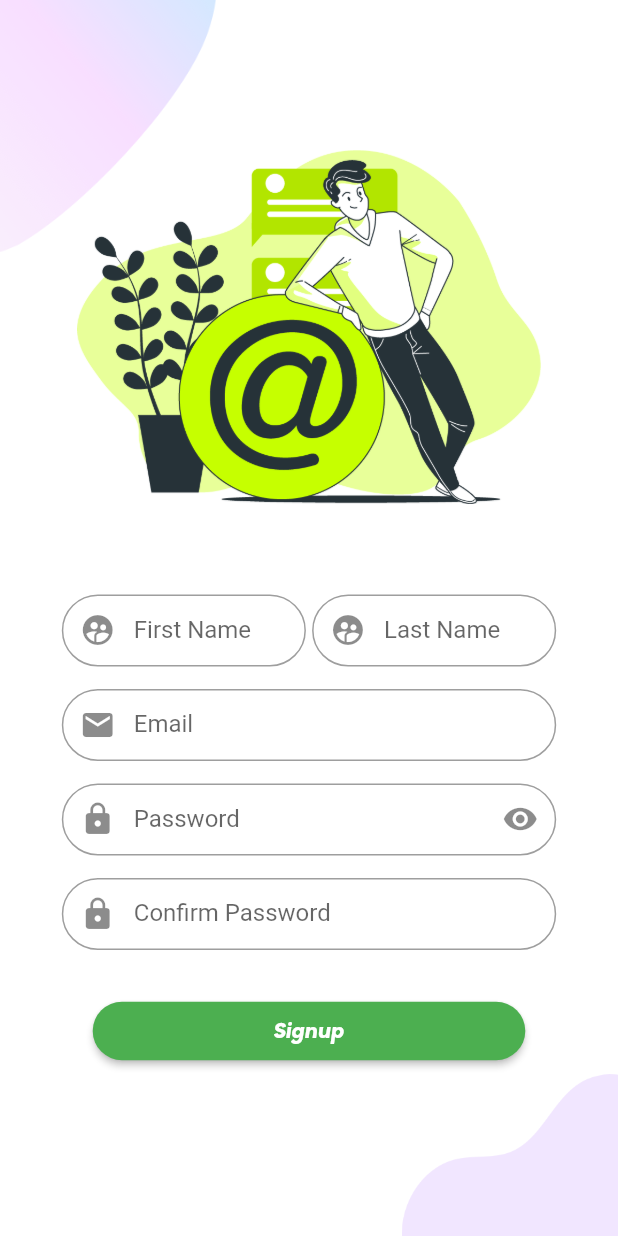
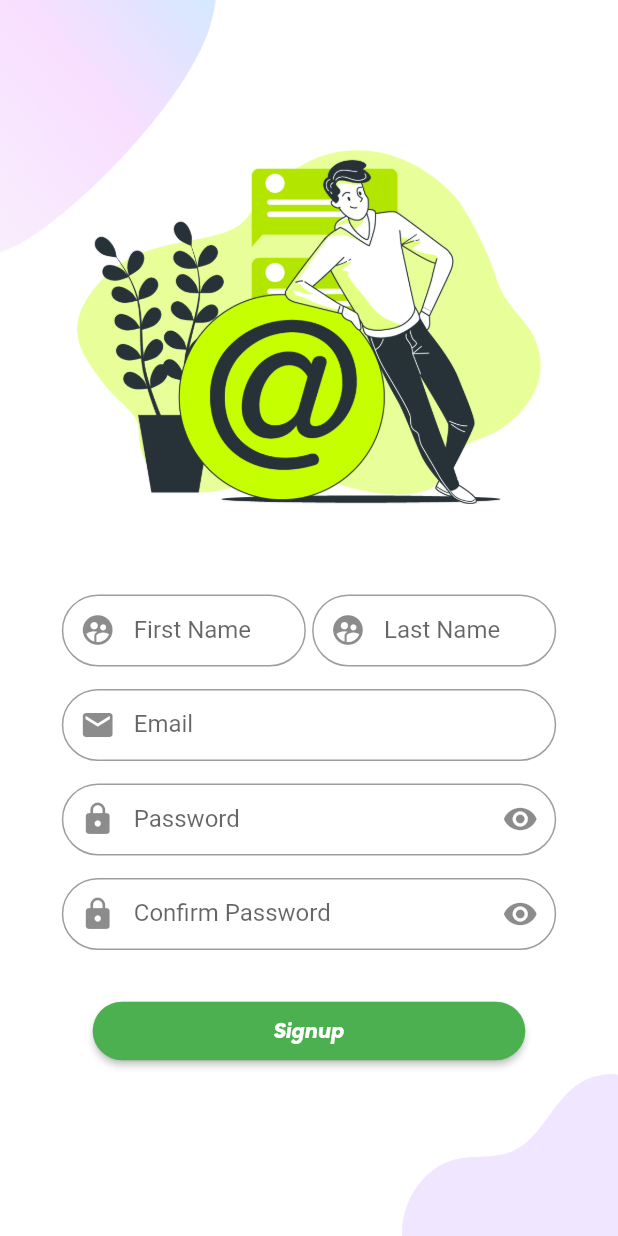
Before and after one commit to prabhavdogra/greenhouse_automation_system, a Flutter app: the Signup screen opened by its route, after a tap on "Signup", on a phone screen of 412 x 824 dp. Run offline on Flutter 3.47's test engine with Material 2 defaults, Android fonts, the phone set to English and light mode, and no system bars; our stand-ins replace fl_chart, flutter_spinkit, flutter_svg, google_fonts; network calls fail.

Commit message:
added registration

```diff
--- a/lib/main.dart
+++ b/lib/main.dart
@@ -21,7 +21,6 @@ void main() => runApp(MaterialApp(initialRoute: '/home', routes: {
       '/login': (context) => Login(),
       '/signup': (context) => Signup(),
       '/stats': (context) => Stats(),
-      // Edited
       '/profile': (context) => Profile(),
       '/addSensor': (context) => AddSensor(),
     }));
--- a/lib/pages/signup/signup.dart
+++ b/lib/pages/signup/signup.dart
@@ -3,8 +3,10 @@
 // ignore_for_file: unused_local_variable
 // ignore_for_file: prefer_const_literals_to_create_immutables
 import 'package:flutter/material.dart';
+import 'package:greenhouse_automation_system/main.dart';
 import 'package:greenhouse_automation_system/pages/login/background.dart';
 import 'package:greenhouse_automation_system/components/rounded_button.dart';
+import 'package:greenhouse_automation_system/services/signup_auth.dart';
 
 class Signup extends StatefulWidget {
   @override
@@ -13,13 +15,22 @@ class Signup extends StatefulWidget {
 
 class _SignupState extends State<Signup> {
   @override
+  final TextEditingController firstNameController = TextEditingController();
+  final TextEditingController lastNameController = TextEditingController();
+  final TextEditingController emailController = TextEditingController();
+  final TextEditingController passwordController = TextEditingController();
+  final TextEditingController confirmPasswordController =
+      TextEditingController();
+  String firstName = '';
+  String lastName = '';
+  String email = '';
+  String password = '';
+  String confirmPassword = '';
+  String errorMessage = '';
+  bool hidePassword = true;
+  bool hideConfirmPassword = true;
+  @override
   Widget build(BuildContext context) {
-    TextEditingController nameController = TextEditingController();
-    String firstName = '';
-    String lastName = '';
-    String email = '';
-    String password = '';
-    String confirmPassword = '';
     Size size = MediaQuery.of(context).size;
     return Scaffold(
       body: SingleChildScrollView(
@@ -46,6 +57,7 @@ class _SignupState extends State<Signup> {
                       padding: EdgeInsets.fromLTRB(0, 60, 0, 0),
                       width: size.width * 0.395,
                       child: TextField(
+                        controller: firstNameController,
                         decoration: InputDecoration(
                           hintText: 'John',
                           labelText: 'First Name',
@@ -62,6 +74,7 @@ class _SignupState extends State<Signup> {
                       padding: EdgeInsets.fromLTRB(0, 60, 0, 0),
                       width: size.width * 0.395,
                       child: TextField(
+                        controller: lastNameController,
                         decoration: InputDecoration(
                           hintText: 'Dow',
                           labelText: 'Last Name',
@@ -81,6 +94,7 @@ class _SignupState extends State<Signup> {
                 padding: EdgeInsets.all(0),
                 width: size.width * 0.8,
                 child: TextField(
+                  controller: emailController,
                   decoration: InputDecoration(
                     hintText: 'name@gmail.com',
                     labelText: 'Email',
@@ -97,14 +111,23 @@ class _SignupState extends State<Signup> {
                 width: size.width * 0.8,
                 child: SingleChildScrollView(
                   child: TextField(
-                    obscureText: true,
+                    controller: passwordController,
+                    obscureText: hidePassword,
                     decoration: InputDecoration(
                       hintText: '********',
                       labelText: 'Password',
                       prefixIcon: Icon(Icons.lock),
                       suffixIcon: IconButton(
-                        onPressed: () {},
-                        icon: Icon(Icons.visibility),
+                        onPressed: () {
+                          setState(() {
+                            hidePassword = !hidePassword;
+                          });
+                        },
+                        icon: hidePassword
+                            ? Icon(Icons.visibility)
+                            : Icon(
+                                Icons.visibility_off,
+                              ),
                       ),
                       contentPadding: EdgeInsets.zero,
                       border: OutlineInputBorder(
@@ -119,11 +142,24 @@ class _SignupState extends State<Signup> {
                 width: size.width * 0.8,
                 child: SingleChildScrollView(
                   child: TextField(
-                    obscureText: true,
+                    controller: confirmPasswordController,
+                    obscureText: hideConfirmPassword,
                     decoration: InputDecoration(
                       hintText: '********',
                       labelText: 'Confirm Password',
                       prefixIcon: Icon(Icons.lock),
+                      suffixIcon: IconButton(
+                        onPressed: () {
+                          setState(() {
+                            hideConfirmPassword = !hideConfirmPassword;
+                          });
+                        },
+                        icon: hideConfirmPassword
+                            ? Icon(Icons.visibility)
+                            : Icon(
+                                Icons.visibility_off,
+                              ),
+                      ),
                       contentPadding: EdgeInsets.zero,
                       border: OutlineInputBorder(
                         borderRadius: BorderRadius.all(Radius.circular(50.0)),
@@ -140,9 +176,47 @@ class _SignupState extends State<Signup> {
                     child: RoundedButton(
                       text: 'Signup',
                       color: Colors.green[500],
-                      onPressed: () {
-                        /////////// Authenticating User
+                      onPressed: () async {
+                        final String firstName = firstNameController.text;
+                        final String lastName = lastNameController.text;
+                        final String email = emailController.text;
+                        final String password = passwordController.text;
+                        final String confirmPassword =
+                            confirmPasswordController.text;
+                        //print(firstName);
+                        //print(lastName);
+                        //print(email);
+                        //print(password);
+                        if (confirmPassword == password) {
+                          await UserSignUp(Auth, firstName + " " + lastName,
+                              email, password);
+                          setState(() {
+                            errorMessage = Auth.errorMessage;
+                          });
+                        } else {
+                          setState(() {
+                            errorMessage = 'Passwords do not match';
+                          });
+                        }
+                        print(errorMessage);
+                        if (errorMessage == '') {
+                          Navigator.pop(context);
+                        }
                       },
+                    ),
+                  ),
+                ),
+              ),
+              Center(
+                child: Container(
+                  padding: EdgeInsets.fromLTRB(0, 10, 0, 0),
+                  child: Center(
+                    child: Text(
+                      '$errorMessage',
+                      style: TextStyle(
+                        color: Colors.red,
+                        fontSize: 15,
+                      ),
                     ),
                   ),
                 ),
@@ -153,4 +227,14 @@ class _SignupState extends State<Signup> {
       ),
     );
   }
+
+  @override
+  void dispose() {
+    firstNameController.dispose();
+    lastNameController.dispose();
+    emailController.dispose();
+    passwordController.dispose();
+    confirmPasswordController.dispose();
+    super.dispose();
+  }
 }
--- /dev/null
+++ b/lib/services/signup_auth.dart
@@ -0,0 +1,25 @@
+import 'dart:convert';
+import 'package:http/http.dart' as http;
+import 'package:greenhouse_automation_system/services/auth_token.dart';
+
+Future<void> UserSignUp(
+    AuthToken Auth, String name, String email, String password) async {
+  final dynamic apiUrl = Uri.parse("http://10.0.2.2:3000/api/auth/register");
+  var response = await http.post(
+    apiUrl,
+    headers: <String, String>{
+      'Content-Type': 'application/json; charset=UTF-8',
+    },
+    body: jsonEncode(<String, String>{
+      'name': '$name',
+      'email': '$email',
+      'password': '$password',
+    }),
+  );
+  if (response.statusCode == 400 || response.statusCode == 500) {
+    Auth.errorMessage = response.body;
+    return;
+  }
+  Auth.errorMessage = '';
+  return;
+}
```
Also changed, not shown: lib/pages/login/login.dart (+19 -7 lines), lib/pages/stats/stats.dart (+33 -1 lines), lib/services/login_auth.dart (renamed from lib/services/login.dart).
